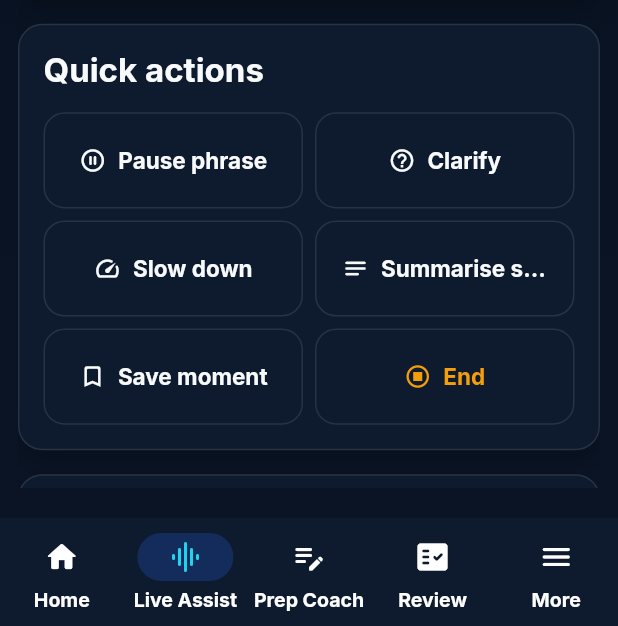
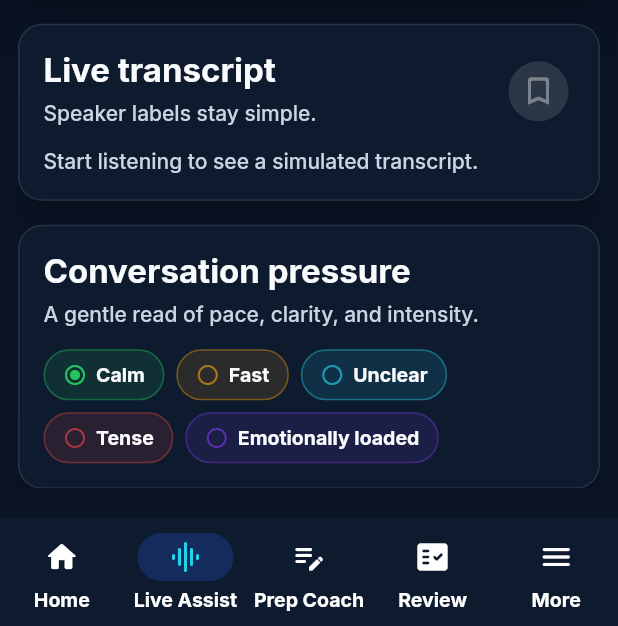
Before and after one commit to De-Omega-Point/Qivo-2027, a Flutter app: the screen it shows after launch, item 2 of the bottom bar chosen, scrolled down 487 dp, on a phone screen of 412 x 824 dp, the part 610-1236 px from its top. Run offline on Flutter 3.47's test engine with Material 3 defaults, Android fonts, the phone set to English and light mode, and no system bars; our stand-ins replace flutter_riverpod, google_fonts.

Commit message:
Clean up duplicate live assist controls

```diff
--- a/lib/features/live_assist/live_assist_screen.dart
+++ b/lib/features/live_assist/live_assist_screen.dart
@@ -1,7 +1,6 @@
 import 'package:flutter/material.dart';
 import 'package:flutter_riverpod/flutter_riverpod.dart';
 
-import '../../core/constants/app_constants.dart';
 import '../../core/state/qivo_providers.dart';
 import '../../core/theme/qivo_colours.dart';
 import '../../core/utils/responsive.dart';
@@ -9,7 +8,6 @@ import '../shell/qivo_components.dart';
 import 'widgets/conversation_state_panel.dart';
 import 'widgets/listening_panel.dart';
 import 'widgets/need_now_strip.dart';
-import 'widgets/quick_actions_panel.dart';
 import 'widgets/suggestion_card.dart';
 import 'widgets/transcript_panel.dart';
 
@@ -52,45 +50,9 @@ class LiveAssistScreen extends ConsumerWidget {
     );
 
     final reviewCta = live.status == ListeningStatus.finished
-        ? Padding(
-            padding: const EdgeInsets.only(top: 16),
-            child: QivoCard(
-              child: isMobile
-                  ? Column(
-                      crossAxisAlignment: CrossAxisAlignment.stretch,
-                      children: [
-                        const Row(
-                          children: [
-                            Icon(Icons.fact_check_rounded,
-                                color: QivoColours.aqua),
-                            SizedBox(width: 12),
-                            Expanded(
-                              child: Text('Ready to review what happened.'),
-                            ),
-                          ],
-                        ),
-                        const SizedBox(height: 12),
-                        ElevatedButton(
-                          onPressed: () => _saveAndReview(ref, live),
-                          child: const Text('Review'),
-                        ),
-                      ],
-                    )
-                  : Row(
-                      children: [
-                        const Icon(Icons.fact_check_rounded,
-                            color: QivoColours.aqua),
-                        const SizedBox(width: 12),
-                        const Expanded(
-                          child: Text('Ready to review what happened.'),
-                        ),
-                        ElevatedButton(
-                          onPressed: () => _saveAndReview(ref, live),
-                          child: const Text('Review'),
-                        ),
-                      ],
-                    ),
-            ),
+        ? _ReviewReadyCard(
+            isMobile: isMobile,
+            onReview: () => _saveAndReview(ref, live),
           )
         : const SizedBox.shrink();
 
@@ -110,8 +72,6 @@ class LiveAssistScreen extends ConsumerWidget {
         const ConversationStatePanel(),
         const SizedBox(height: 16),
         suggestions,
-        const SizedBox(height: 16),
-        const QuickActionsPanel(),
       ],
     );
 
@@ -124,8 +84,6 @@ class LiveAssistScreen extends ConsumerWidget {
                 const NeedNowStrip(),
                 const SizedBox(height: 16),
                 suggestions,
-                const SizedBox(height: 16),
-                const QuickActionsPanel(),
                 const SizedBox(height: 16),
                 const TranscriptPanel(),
                 const SizedBox(height: 16),
@@ -149,3 +107,52 @@ class LiveAssistScreen extends ConsumerWidget {
     ref.read(selectedNavProvider.notifier).state = QivoNavItem.review;
   }
 }
+
+class _ReviewReadyCard extends StatelessWidget {
+  const _ReviewReadyCard({
+    required this.isMobile,
+    required this.onReview,
+  });
+
+  final bool isMobile;
+  final VoidCallback onReview;
+
+  @override
+  Widget build(BuildContext context) {
+    final content = Row(
+      children: [
+        const Icon(Icons.fact_check_rounded, color: QivoColours.aqua),
+        const SizedBox(width: 12),
+        const Expanded(child: Text('Ready to review what happened.')),
+      ],
+    );
+
+    return Padding(
+      padding: const EdgeInsets.only(top: 16),
+      child: QivoCard(
+        child: isMobile
+            ? Column(
+                crossAxisAlignment: CrossAxisAlignment.stretch,
+                children: [
+                  content,
+                  const SizedBox(height: 12),
+                  ElevatedButton(
+                    onPressed: onReview,
+                    child: const Text('Review'),
+                  ),
+                ],
+              )
+            : Row(
+                children: [
+                  Expanded(child: content),
+                  const SizedBox(width: 12),
+                  ElevatedButton(
+                    onPressed: onReview,
+                    child: const Text('Review'),
+                  ),
+                ],
+              ),
+      ),
+    );
+  }
+}
--- a/lib/features/live_assist/widgets/need_now_strip.dart
+++ b/lib/features/live_assist/widgets/need_now_strip.dart
@@ -75,7 +75,6 @@ class _NeedButton extends ConsumerWidget {
       ),
       onPressed: () {
         final action = switch (label) {
-          'Set boundary' => 'Pause phrase',
           'Summarise' => 'Summarise so far',
           _ => label,
         };
--- a/lib/features/live_assist/widgets/quick_actions_panel.dart
+++ /dev/null
@@ -1,82 +0,0 @@
-import 'package:flutter/material.dart';
-import 'package:flutter_riverpod/flutter_riverpod.dart';
-
-import '../../../core/state/qivo_providers.dart';
-import '../../../core/theme/qivo_colours.dart';
-import '../../../core/utils/responsive.dart';
-import '../../shell/qivo_components.dart';
-
-class QuickActionsPanel extends ConsumerWidget {
-  const QuickActionsPanel({super.key});
-
-  static const actions = [
-    ('Pause phrase', Icons.pause_circle_outline_rounded),
-    ('Clarify', Icons.help_outline_rounded),
-    ('Slow down', Icons.speed_rounded),
-    ('Summarise so far', Icons.notes_rounded),
-    ('Save moment', Icons.bookmark_border_rounded),
-    ('End conversation', Icons.stop_circle_outlined),
-  ];
-
-  @override
-  Widget build(BuildContext context, WidgetRef ref) {
-    final isMobile = Responsive.isMobile(context);
-
-    return QivoCard(
-      child: Column(
-        crossAxisAlignment: CrossAxisAlignment.start,
-        children: [
-          const SectionHeader(title: 'Quick actions'),
-          const SizedBox(height: 14),
-          if (isMobile)
-            GridView.count(
-              crossAxisCount: 2,
-              shrinkWrap: true,
-              physics: const NeverScrollableScrollPhysics(),
-              mainAxisSpacing: 8,
-              crossAxisSpacing: 8,
-              childAspectRatio: 2.7,
-              children: [
-                for (final action in actions)
-                  OutlinedButton.icon(
-                    icon: Icon(action.$2, size: 18),
-                    label: Text(
-                      action.$1 == 'End conversation' ? 'End' : action.$1,
-                      overflow: TextOverflow.ellipsis,
-                    ),
-                    style: OutlinedButton.styleFrom(
-                      foregroundColor: action.$1 == 'End conversation'
-                          ? QivoColours.warningAmber
-                          : QivoColours.textPrimary,
-                    ),
-                    onPressed: () => ref
-                        .read(liveAssistProvider.notifier)
-                        .quickAction(action.$1),
-                  ),
-              ],
-            )
-          else
-            Wrap(
-              spacing: 8,
-              runSpacing: 8,
-              children: [
-                for (final action in actions)
-                  OutlinedButton.icon(
-                    icon: Icon(action.$2, size: 18),
-                    label: Text(action.$1),
-                    style: OutlinedButton.styleFrom(
-                      foregroundColor: action.$1 == 'End conversation'
-                          ? QivoColours.warningAmber
-                          : QivoColours.textPrimary,
-                    ),
-                    onPressed: () => ref
-                        .read(liveAssistProvider.notifier)
-                        .quickAction(action.$1),
-                  ),
-              ],
-            ),
-        ],
-      ),
-    );
-  }
-}
--- a/lib/features/live_assist/widgets/transcript_panel.dart
+++ b/lib/features/live_assist/widgets/transcript_panel.dart
@@ -20,6 +20,7 @@ class TranscriptPanel extends ConsumerWidget {
           const SectionHeader(
             title: 'Live transcript',
             subtitle: 'Speaker labels stay simple.',
+            action: _SaveMomentButton(),
           ),
           const SizedBox(height: 14),
           if (transcript.isEmpty)
@@ -31,6 +32,29 @@ class TranscriptPanel extends ConsumerWidget {
             for (final message in transcript.take(8).toList().reversed)
               _TranscriptBubble(message: message),
         ],
+      ),
+    );
+  }
+}
+
+class _SaveMomentButton extends ConsumerWidget {
+  const _SaveMomentButton();
+
+  @override
+  Widget build(BuildContext context, WidgetRef ref) {
+    final hasTranscript = ref.watch(
+      liveAssistProvider.select((state) => state.transcript.isNotEmpty),
+    );
+
+    return Tooltip(
+      message: 'Save moment',
+      child: IconButton.filledTonal(
+        onPressed: hasTranscript
+            ? () => ref
+                .read(liveAssistProvider.notifier)
+                .quickAction('Save moment')
+            : null,
+        icon: const Icon(Icons.bookmark_border_rounded),
       ),
     );
   }
```
Also changed, not shown: lib/features/live_assist/widgets/listening_panel.dart (+5 -14 lines).
